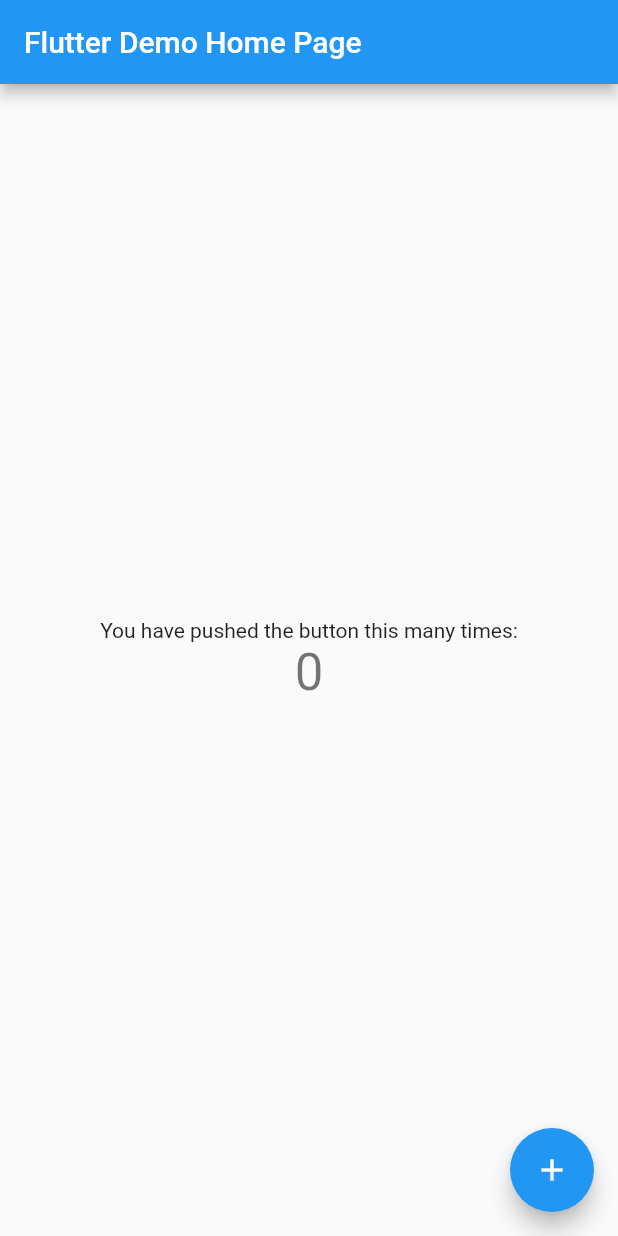
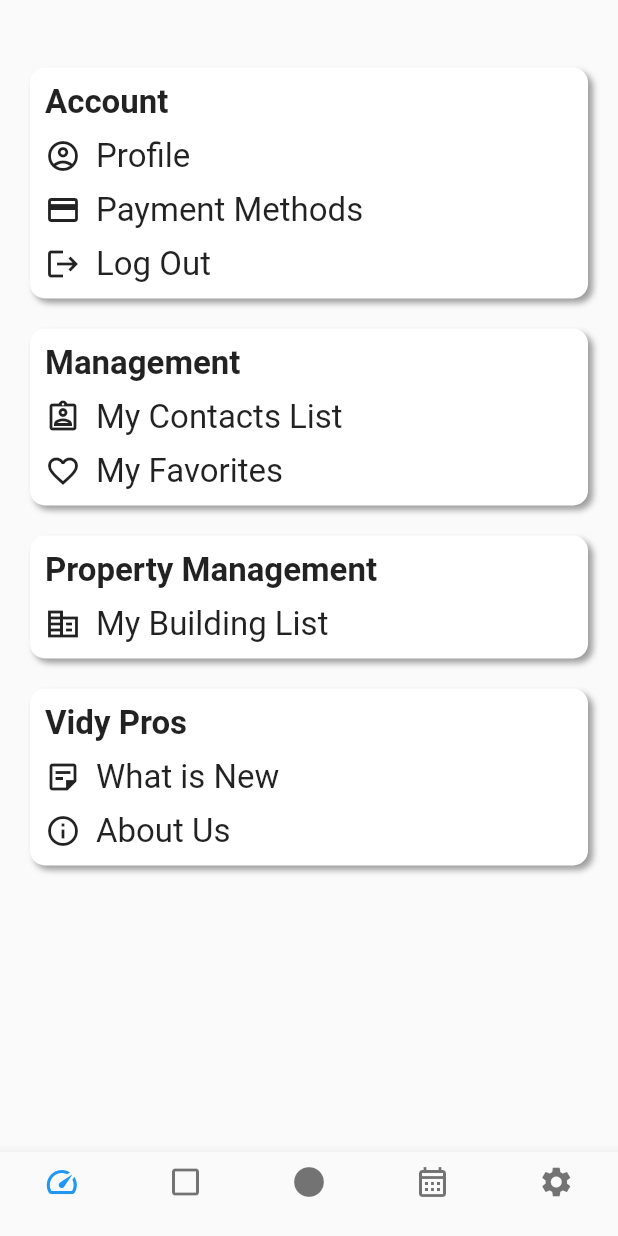
Before and after one commit to GeorgesGITHUB/FlutterPrototype, a Flutter app: the screen it shows after launch, on a phone screen of 412 x 824 dp. Run offline on Flutter 3.47's test engine with Material 2 defaults, Android fonts, the phone set to English and light mode, and no system bars.

Commit message:
built static UI for Settings Page

```diff
--- a/flutter_prototype/lib/main.dart
+++ b/flutter_prototype/lib/main.dart
@@ -1,4 +1,5 @@
 import 'package:flutter/material.dart';
+import './settings.dart';
 
 void main() {
   runApp(const MyApp());
@@ -23,8 +24,13 @@
         // Notice that the counter didn't reset back to zero; the application
         // is not restarted.
         primarySwatch: Colors.blue,
+        fontFamily: 'SF Pro',
+        textTheme: Theme.of(context).textTheme.apply(
+          fontSizeDelta: 8 //hack way of increasing size
+        )
       ),
-      home: const MyHomePage(title: 'Flutter Demo Home Page'),
+      home: const SettingsPage(),
+          //const MyHomePage(title: 'Flutter Demo Home Page'),
     );
   }
 }
--- /dev/null
+++ b/flutter_prototype/lib/settings.dart
@@ -0,0 +1,246 @@
+import 'package:flutter/material.dart';
+
+class SettingsPage extends StatelessWidget {
+  const SettingsPage({Key? key}) : super(key: key);
+
+  @override
+  Widget build(BuildContext context) {
+    return Scaffold(
+      bottomNavigationBar: BottomNavigationBar(
+        type: BottomNavigationBarType.fixed, //solves a flutter glitch
+        items: [
+          const BottomNavigationBarItem(icon: Icon(Icons.speed_outlined), label: ''),
+          const BottomNavigationBarItem(icon: Icon(Icons.check_box_outline_blank_outlined), label: ''),
+          const BottomNavigationBarItem(icon: Icon(Icons.circle_sharp), label: ''),
+          const BottomNavigationBarItem(icon: Icon(Icons.calendar_month_outlined), label: ''),
+          const BottomNavigationBarItem(icon: Icon(Icons.settings), label: ''),
+        ],
+      ),
+      body: Container(
+        //color: Colors.red,
+        margin: EdgeInsets.only(top: 45, left: 20, right: 20),
+
+        child: ListView(
+          clipBehavior: Clip.none,
+          children: [
+            const AccountSection(),
+            const ManagementSection(),
+            const PropertyMSection(),
+            const VidyProsSection(),
+          ],
+        ),
+      )
+    );
+  }
+}
+
+class AccountSection extends StatelessWidget {
+  const AccountSection({Key? key}) : super(key: key);
+
+  @override
+  Widget build(BuildContext context) {
+    return Container(
+      margin: const EdgeInsets.only(bottom: 20),
+      decoration: BoxDecoration(
+        color: Colors.white,
+        borderRadius: BorderRadius.circular(10),
+        boxShadow: [
+          const BoxShadow(
+            color: Colors.grey,
+            blurRadius: 3,
+            offset: Offset(3, 3)
+          )
+        ]
+      ),
+      padding: EdgeInsets.all(10),
+
+      child: Column(
+        crossAxisAlignment: CrossAxisAlignment.start,
+
+        children: [
+          Text(
+            'Account',
+            style: TextStyle(
+              fontWeight: FontWeight.bold
+            )
+          ),
+          SizedBox(height: 10),
+          Row(
+            children: [
+              const Icon(Icons.account_circle_outlined),
+              const SizedBox(width: 10),
+              const Text('Profile')
+            ]
+          ),
+          SizedBox(height: 10),
+          Row(
+            children: [
+              const Icon(Icons.payment),
+              const SizedBox(width: 10),
+              const Text('Payment Methods')
+            ]
+          ),
+          SizedBox(height: 10),
+          Row(
+            children: [
+              const Icon(Icons.logout),
+              const SizedBox(width: 10),
+              const Text('Log Out')
+            ]
+          )
+        ],
+      ),
+    );
+  }
+}
+// **********
+//Delete below
+// **********
+
+class ManagementSection extends StatelessWidget {
+  const ManagementSection({Key? key}) : super(key: key);
+
+  @override
+  Widget build(BuildContext context) {
+    return Container(
+      margin: EdgeInsets.only(bottom: 20),
+      decoration: BoxDecoration(
+        color: Colors.white,
+        borderRadius: BorderRadius.circular(10),
+        boxShadow: [
+          BoxShadow(
+            color: Colors.grey,
+            blurRadius: 3,
+            offset: Offset(3, 3)
+          )
+        ]
+      ),
+      padding: EdgeInsets.all(10),
+
+      child: Column(
+        crossAxisAlignment: CrossAxisAlignment.start,
+
+        children: [
+          const Text(
+            'Management',
+            style: TextStyle(
+              fontWeight: FontWeight.bold
+            )
+          ),
+          SizedBox(height: 10),
+          Row(
+            children: [
+              const Icon(Icons.assignment_ind_outlined),
+              const SizedBox(width: 10),
+              const Text('My Contacts List')
+            ]
+          ),
+          SizedBox(height: 10),
+          Row(
+            children: [
+              const Icon(Icons.favorite_border),
+              const SizedBox(width: 10),
+              const Text('My Favorites')
+            ]
+          ),
+        ],
+      ),
+    );
+  }
+}
+
+class PropertyMSection extends StatelessWidget {
+  const PropertyMSection({Key? key}) : super(key: key);
+
+  @override
+  Widget build(BuildContext context) {
+    return Container(
+      margin: EdgeInsets.only(bottom: 20),
+      decoration: BoxDecoration(
+        color: Colors.white,
+        borderRadius: BorderRadius.circular(10),
+        boxShadow: [
+          BoxShadow(
+            color: Colors.grey,
+            blurRadius: 3,
+            offset: Offset(3, 3)
+          )
+        ]
+      ),
+      padding: EdgeInsets.all(10),
+
+      child: Column(
+        crossAxisAlignment: CrossAxisAlignment.start,
+
+        children: [
+          const Text(
+            'Property Management',
+            style: TextStyle(
+              fontWeight: FontWeight.bold
+            )
+          ),
+          SizedBox(height: 10),
+          Row(
+            children: [
+              const Icon(Icons.corporate_fare),
+              const SizedBox(width: 10),
+              const Text('My Building List')
+            ]
+          ),
+        ],
+      ),
+    );
+  }
+}
+
+class VidyProsSection extends StatelessWidget {
+  const VidyProsSection({Key? key}) : super(key: key);
+
+  @override
+  Widget build(BuildContext context) {
+    return Container(
+      margin: EdgeInsets.only(bottom: 20),
+      decoration: BoxDecoration(
+        color: Colors.white,
+        borderRadius: BorderRadius.circular(10),
+        boxShadow: [
+          BoxShadow(
+            color: Colors.grey,
+            blurRadius: 3,
+            offset: Offset(3, 3)
+          )
+        ]
+      ),
+      padding: EdgeInsets.all(10),
+
+      child: Column(
+        crossAxisAlignment: CrossAxisAlignment.start,
+
+        children: [
+          const Text(
+            'Vidy Pros',
+            style: TextStyle(
+              fontWeight: FontWeight.bold
+            )
+          ),
+          SizedBox(height: 10),
+          Row(
+            children: [
+              const Icon(Icons.sticky_note_2_outlined),
+              const SizedBox(width: 10),
+              const Text('What is New')
+            ]
+          ),
+          const SizedBox(height: 10),
+          Row(
+            children: [
+              const Icon(Icons.info_outline),
+              const SizedBox(width: 10),
+              const Text('About Us')
+            ]
+          ),
+        ],
+      ),
+    );
+  }
+}
```
